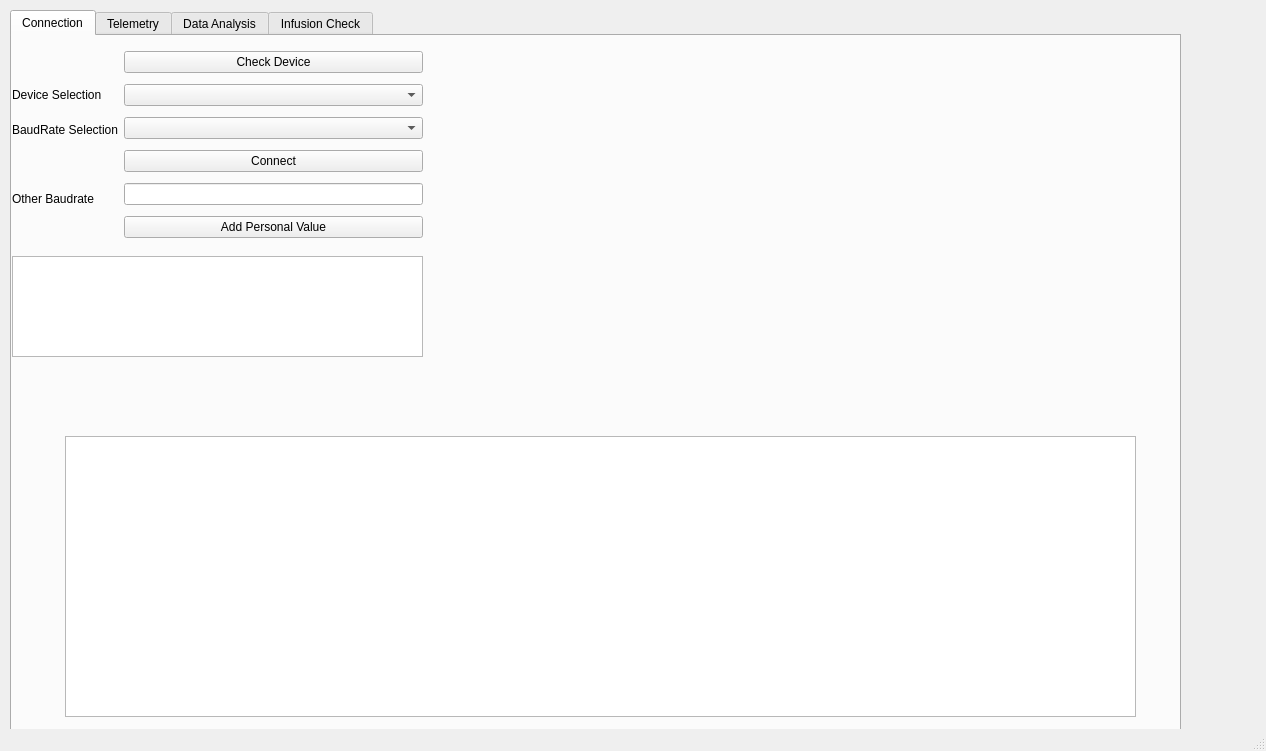
Old version of the form gui/MainGui.ui in the repository mastraa/amphi_v30.
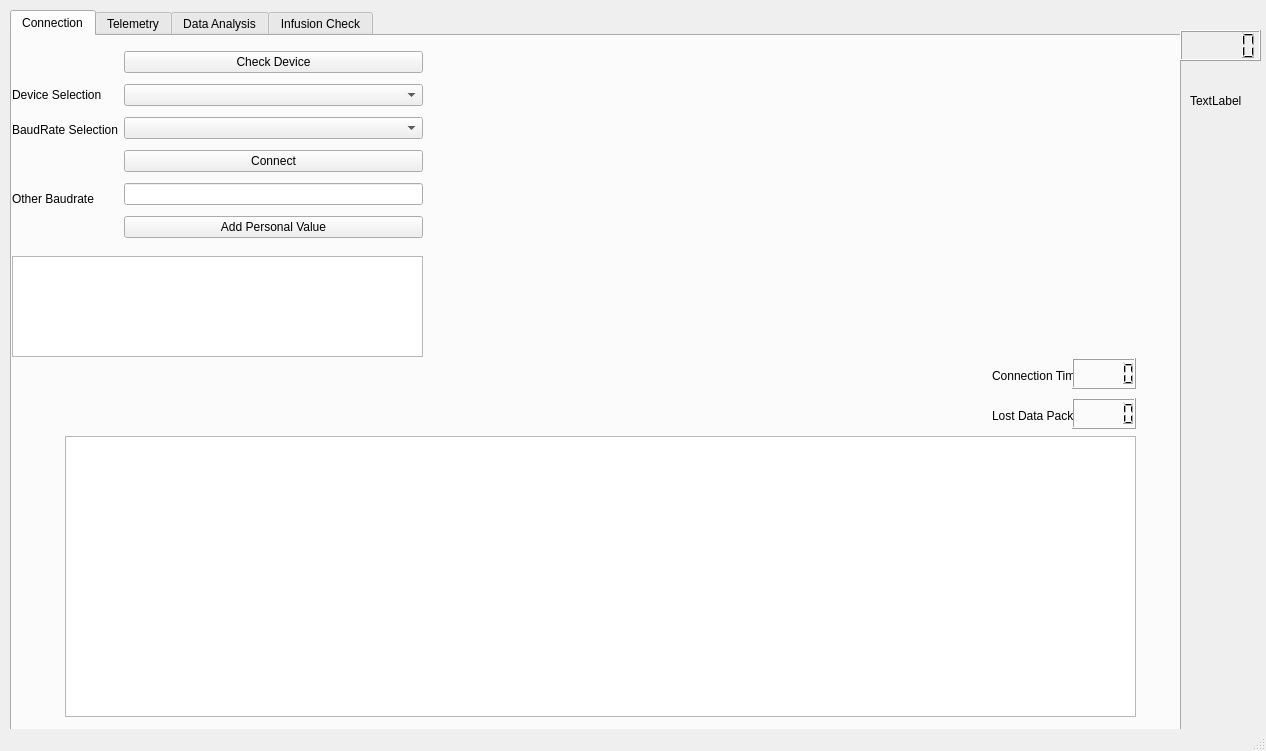
New version of the form. The open tabs and pages were chosen to show the change.

Patch:
```diff
--- a/gui/MainGui.ui
+++ b/gui/MainGui.ui
@@ -148,6 +148,52 @@
        <string/>
       </property>
      </widget>
+     <widget class="QLCDNumber" name="lostPackLCD">
+      <property name="geometry">
+       <rect>
+        <x>1060</x>
+        <y>362</y>
+        <width>64</width>
+        <height>31</height>
+       </rect>
+      </property>
+     </widget>
+     <widget class="QLabel" name="label_10">
+      <property name="geometry">
+       <rect>
+        <x>980</x>
+        <y>370</y>
+        <width>81</width>
+        <height>20</height>
+       </rect>
+      </property>
+      <property name="text">
+       <string>Lost Data Pack</string>
+      </property>
+     </widget>
+     <widget class="QLCDNumber" name="connTimeLCD">
+      <property name="geometry">
+       <rect>
+        <x>1060</x>
+        <y>322</y>
+        <width>64</width>
+        <height>31</height>
+       </rect>
+      </property>
+     </widget>
+     <widget class="QLabel" name="label_11">
+      <property name="geometry">
+       <rect>
+        <x>980</x>
+        <y>330</y>
+        <width>81</width>
+        <height>20</height>
+       </rect>
+      </property>
+      <property name="text">
+       <string>Connection Time</string>
+      </property>
+     </widget>
     </widget>
     <widget class="QWidget" name="tab_2">
      <attribute name="title">
@@ -314,6 +360,29 @@
      </widget>
     </widget>
    </widget>
+   <widget class="QLCDNumber" name="lcdTime">
+    <property name="geometry">
+     <rect>
+      <x>1180</x>
+      <y>30</y>
+      <width>81</width>
+      <height>31</height>
+     </rect>
+    </property>
+   </widget>
+   <widget class="QLabel" name="connStatus">
+    <property name="geometry">
+     <rect>
+      <x>1190</x>
+      <y>70</y>
+      <width>71</width>
+      <height>61</height>
+     </rect>
+    </property>
+    <property name="text">
+     <string>TextLabel</string>
+    </property>
+   </widget>
   </widget>
   <widget class="QMenuBar" name="menubar">
    <property name="geometry">
```
Left out of the diff: 2 changed lines with no effect on the pictures.
